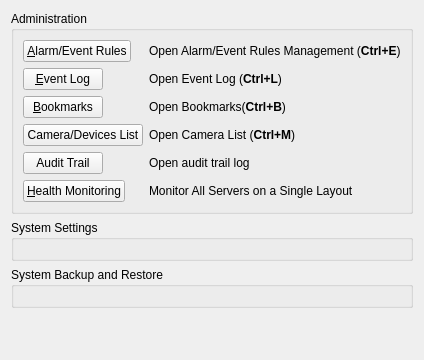
networkoptix/nx_open, file client/src/ui/widgets/settings/general_system_administration_widget.ui: the form before one commit.
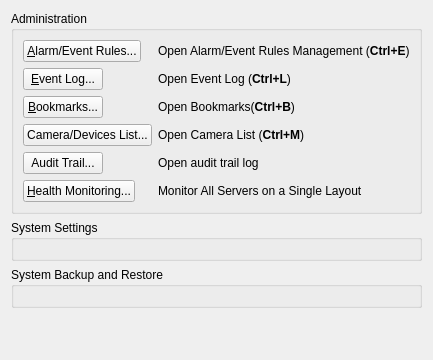
The form after the commit. Custom widgets are drawn as their Qt base class.

Commit message:
VMS-1705:Change text on buttons in system settings
<==== Mercurial data ====>
Branch: dev_2.5.0_gui

```diff
--- a/client/src/ui/widgets/settings/general_system_administration_widget.ui
+++ b/client/src/ui/widgets/settings/general_system_administration_widget.ui
@@ -29,7 +29,7 @@
          </sizepolicy>
         </property>
         <property name="text">
-         <string>&amp;Alarm/Event Rules</string>
+         <string>&amp;Alarm/Event Rules...</string>
         </property>
         <property name="shortcut">
          <string>Ctrl+E</string>
@@ -52,7 +52,7 @@
          </sizepolicy>
         </property>
         <property name="text">
-         <string>&amp;Event Log</string>
+         <string>&amp;Event Log...</string>
         </property>
         <property name="shortcut">
          <string>Ctrl+L</string>
@@ -69,7 +69,7 @@
       <item row="4" column="0">
        <widget class="QPushButton" name="cameraListButton">
         <property name="text">
-         <string notr="true">Camera/Devices List</string>
+         <string notr="true">Camera/Devices List...</string>
         </property>
         <property name="shortcut">
          <string>Ctrl+M</string>
@@ -86,7 +86,7 @@
       <item row="6" column="0">
        <widget class="QPushButton" name="healthMonitorButton">
         <property name="text">
-         <string>&amp;Health Monitoring</string>
+         <string>&amp;Health Monitoring...</string>
         </property>
        </widget>
       </item>
@@ -100,7 +100,7 @@
       <item row="5" column="0">
        <widget class="QPushButton" name="auditLogButton">
         <property name="text">
-         <string>Audit Trail</string>
+         <string>Audit Trail...</string>
         </property>
        </widget>
       </item>
@@ -120,7 +120,7 @@
          </sizepolicy>
         </property>
         <property name="text">
-         <string>&amp;Bookmarks</string>
+         <string>&amp;Bookmarks...</string>
         </property>
         <property name="shortcut">
          <string>Ctrl+B</string>
```
